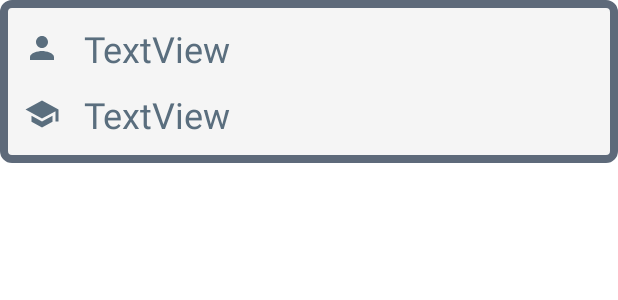
After one commit to NSU-SP21-CSE486-1/1632858-SP21-CSE486-S01, an Android app: the layout popup_screen.xml on its own in the app's theme, with its tools: preview values and no code run, on a phone screen of 412 x 824 dp. The commit adds this screen. Shown: the top 300 px of the screen. Run offline under Robolectric (Android 15) with nearby library versions, the phone set to English and light mode, and no system bars.

Commit message:
Code #47: Popup Screen  works
Tapping in the list of id's a popup box comes up and shows us the Name and Department of the particular ID.

```diff
--- a/Theory/Assignment/Assignment03/FirebaseCodingAssignment/app/src/main/java/com/example/firebasecodingassignment/RecyclerViewAdapter.java
+++ b/Theory/Assignment/Assignment03/FirebaseCodingAssignment/app/src/main/java/com/example/firebasecodingassignment/RecyclerViewAdapter.java
@@ -41,24 +41,24 @@ public class RecyclerViewAdapter  extends RecyclerView.Adapter<RecyclerViewAdapt
         StudentModel studentModel = getAllStudentInfo.get(position);
         holder.sNsuID.setText(String.valueOf(studentModel.getNsuID()));
 
-//        Dialog myDialog = new Dialog(context);
-//        myDialog.setContentView(R.layout.popup_screen);
-//        myDialog.getWindow().setBackgroundDrawable(new ColorDrawable(Color.TRANSPARENT));
-//
-//
-//
-//        holder.sNsuID.setOnClickListener(new View.OnClickListener() {
-//            @Override
-//            public void onClick(View v) {
-//                TextView dialog_Name = myDialog.findViewById(R.id.show_Name);
-//                TextView dialog_depName = myDialog.findViewById(R.id.show_dep);
-//
-//                dialog_Name.setText(getSearchItem.get(holder.getAdapterPosition()).getFullname());
-//                dialog_depName.setText(getSearchItem.get(holder.getAdapterPosition()).getDepartmentName());
-//
-//                myDialog.show();
-//            }
-//        });
+        Dialog myDialog = new Dialog(context);
+        myDialog.setContentView(R.layout.popup_screen);
+        myDialog.getWindow().setBackgroundDrawable(new ColorDrawable(Color.TRANSPARENT));
+
+
+
+        holder.sNsuID.setOnClickListener(new View.OnClickListener() {
+            @Override
+            public void onClick(View v) {
+                TextView dialog_Name = myDialog.findViewById(R.id.show_Name);
+                TextView dialog_depName = myDialog.findViewById(R.id.show_dep);
+
+                dialog_Name.setText(getAllStudentInfo.get(holder.getAdapterPosition()).getFullname());
+                dialog_depName.setText(getAllStudentInfo.get(holder.getAdapterPosition()).getDepartmentName());
+
+                myDialog.show();
+            }
+        });
     }
 
     @Override
--- /dev/null
+++ b/Theory/Assignment/Assignment03/FirebaseCodingAssignment/app/src/main/res/drawable/ic_baseline_person_24.xml
@@ -0,0 +1,5 @@
+<vector android:height="24dp" android:tint="#5A6E7E"
+    android:viewportHeight="24" android:viewportWidth="24"
+    android:width="24dp" xmlns:android="http://schemas.android.com/apk/res/android">
+    <path android:fillColor="@android:color/white" android:pathData="M12,12c2.21,0 4,-1.79 4,-4s-1.79,-4 -4,-4 -4,1.79 -4,4 1.79,4 4,4zM12,14c-2.67,0 -8,1.34 -8,4v2h16v-2c0,-2.66 -5.33,-4 -8,-4z"/>
+</vector>
--- /dev/null
+++ b/Theory/Assignment/Assignment03/FirebaseCodingAssignment/app/src/main/res/drawable/ic_baseline_school_24.xml
@@ -0,0 +1,5 @@
+<vector android:height="24dp" android:tint="#5A6E7E"
+    android:viewportHeight="24" android:viewportWidth="24"
+    android:width="24dp" xmlns:android="http://schemas.android.com/apk/res/android">
+    <path android:fillColor="@android:color/white" android:pathData="M5,13.18v4L12,21l7,-3.82v-4L12,17l-7,-3.82zM12,3L1,9l11,6 9,-4.91V17h2V9L12,3z"/>
+</vector>
--- /dev/null
+++ b/Theory/Assignment/Assignment03/FirebaseCodingAssignment/app/src/main/res/drawable/popup_background.xml
@@ -0,0 +1,6 @@
+<?xml version="1.0" encoding="utf-8"?>
+<shape android:shape="rectangle" xmlns:android="http://schemas.android.com/apk/res/android">
+    <stroke android:color="#5E6A7A" android:width="5dp"/>
+    <solid android:color="#f5f5f5"/>
+    <corners android:radius="5dp"/>
+</shape>
--- /dev/null
+++ b/Theory/Assignment/Assignment03/FirebaseCodingAssignment/app/src/main/res/layout/popup_screen.xml
@@ -0,0 +1,45 @@
+<?xml version="1.0" encoding="utf-8"?>
+<RelativeLayout xmlns:android="http://schemas.android.com/apk/res/android"
+    xmlns:app="http://schemas.android.com/apk/res-auto"
+    xmlns:tools="http://schemas.android.com/tools"
+    android:layout_width="wrap_content"
+    android:layout_height="wrap_content"
+    android:background="@drawable/popup_background"
+    android:paddingBottom="16dp">
+
+    <TextView
+        android:id="@+id/show_Name"
+        android:layout_width="match_parent"
+        android:layout_height="wrap_content"
+        android:layout_marginStart="16dp"
+        android:layout_marginTop="16dp"
+        android:layout_marginEnd="16dp"
+        android:drawableStart="@drawable/ic_baseline_person_24"
+        android:drawablePadding="16dp"
+        android:text="TextView"
+        android:textColor="#5A6E7E"
+        android:textSize="24sp"
+        app:layout_constraintEnd_toEndOf="parent"
+        app:layout_constraintStart_toStartOf="parent"
+        app:layout_constraintTop_toTopOf="parent" />
+
+    <TextView
+        android:id="@+id/show_dep"
+        android:layout_width="match_parent"
+        android:layout_height="wrap_content"
+        android:layout_below="@+id/show_Name"
+        android:layout_alignParentStart="true"
+        android:layout_alignParentTop="true"
+        android:layout_centerHorizontal="true"
+        android:layout_marginStart="16dp"
+        android:layout_marginTop="60dp"
+        android:layout_marginEnd="16dp"
+        android:drawableStart="@drawable/ic_baseline_school_24"
+        android:drawablePadding="16dp"
+        android:text="TextView"
+        android:textColor="#5A6E7E"
+        android:textSize="24sp"
+        app:layout_constraintEnd_toEndOf="parent"
+        app:layout_constraintStart_toStartOf="parent"
+        app:layout_constraintTop_toBottomOf="@+id/show_Name" />
+</RelativeLayout>
```
